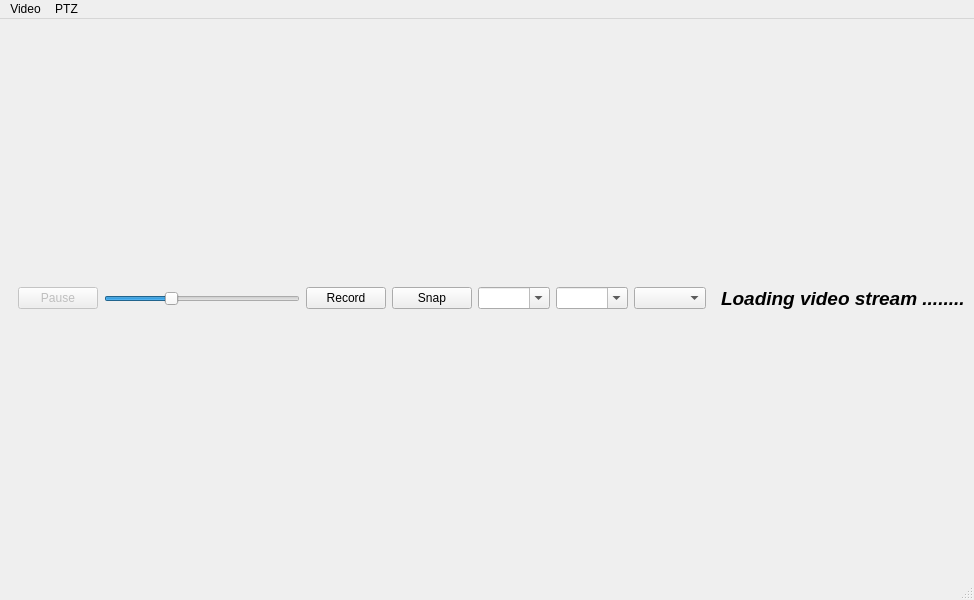
Above: rtspwindow.ui from surfzoid/QtVsPlayer before the change. Below: the same form after it.
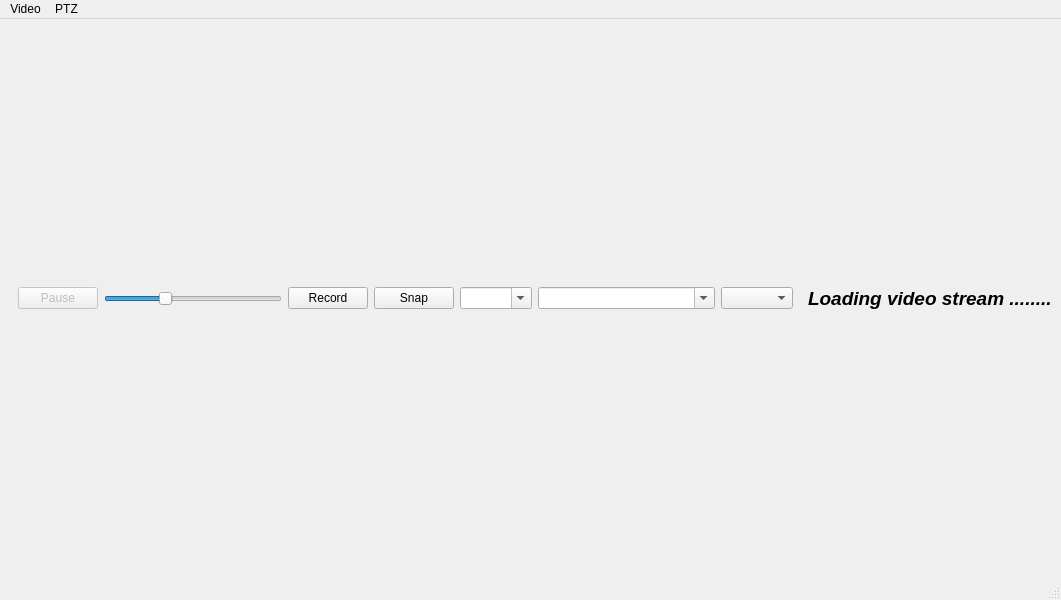
That is the form after the change. Icons and pictures are not drawn.

Patch:
```diff
--- a/rtspwindow.ui
+++ b/rtspwindow.ui
@@ -6,7 +6,7 @@
    <rect>
     <x>0</x>
     <y>0</y>
-    <width>974</width>
+    <width>1061</width>
     <height>600</height>
    </rect>
   </property>
@@ -94,6 +94,9 @@
          <property name="insertPolicy">
           <enum>QComboBox::NoInsert</enum>
          </property>
+         <property name="sizeAdjustPolicy">
+          <enum>QComboBox::AdjustToContentsOnFirstShow</enum>
+         </property>
          <property name="placeholderText">
           <string notr="true"/>
          </property>
@@ -101,6 +104,12 @@
        </item>
        <item>
         <widget class="QComboBox" name="comboBxPresset">
+         <property name="sizePolicy">
+          <sizepolicy hsizetype="Expanding" vsizetype="Fixed">
+           <horstretch>0</horstretch>
+           <verstretch>0</verstretch>
+          </sizepolicy>
+         </property>
          <property name="editable">
           <bool>true</bool>
          </property>
@@ -116,6 +125,9 @@
          <property name="insertPolicy">
           <enum>QComboBox::NoInsert</enum>
          </property>
+         <property name="sizeAdjustPolicy">
+          <enum>QComboBox::AdjustToContents</enum>
+         </property>
          <property name="placeholderText">
           <string notr="true"/>
          </property>
@@ -149,7 +161,7 @@
     <rect>
      <x>0</x>
      <y>0</y>
-     <width>974</width>
+     <width>1061</width>
      <height>29</height>
     </rect>
    </property>
```
Left out of the diff: 13 changed lines with no effect on the pictures.
